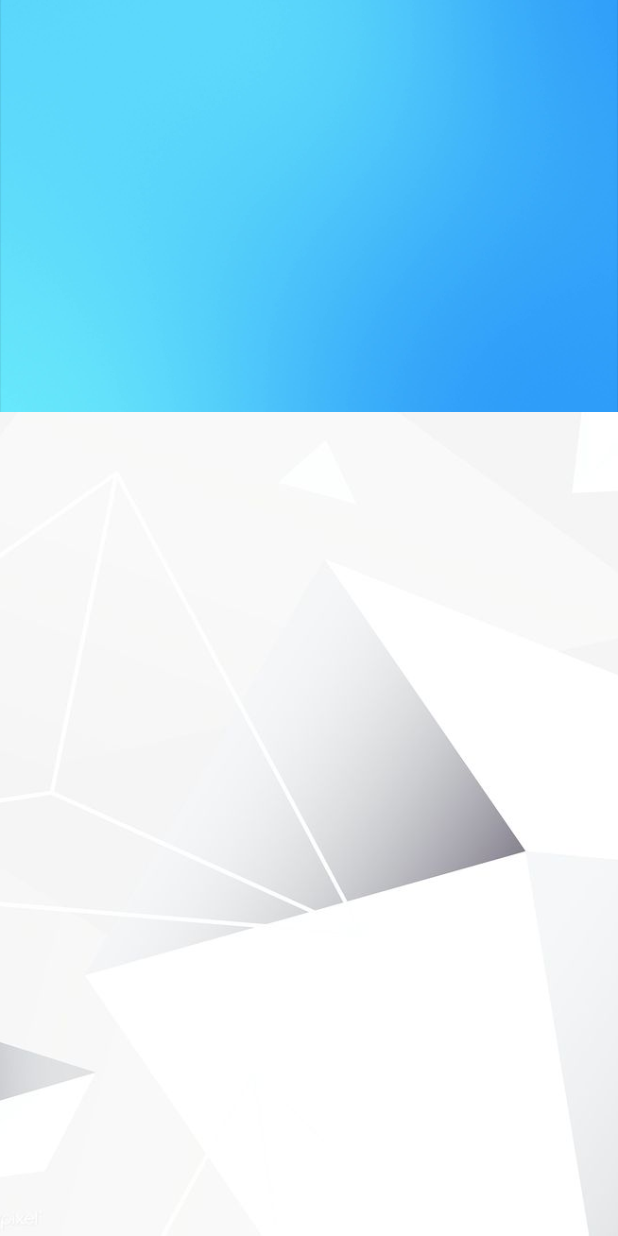
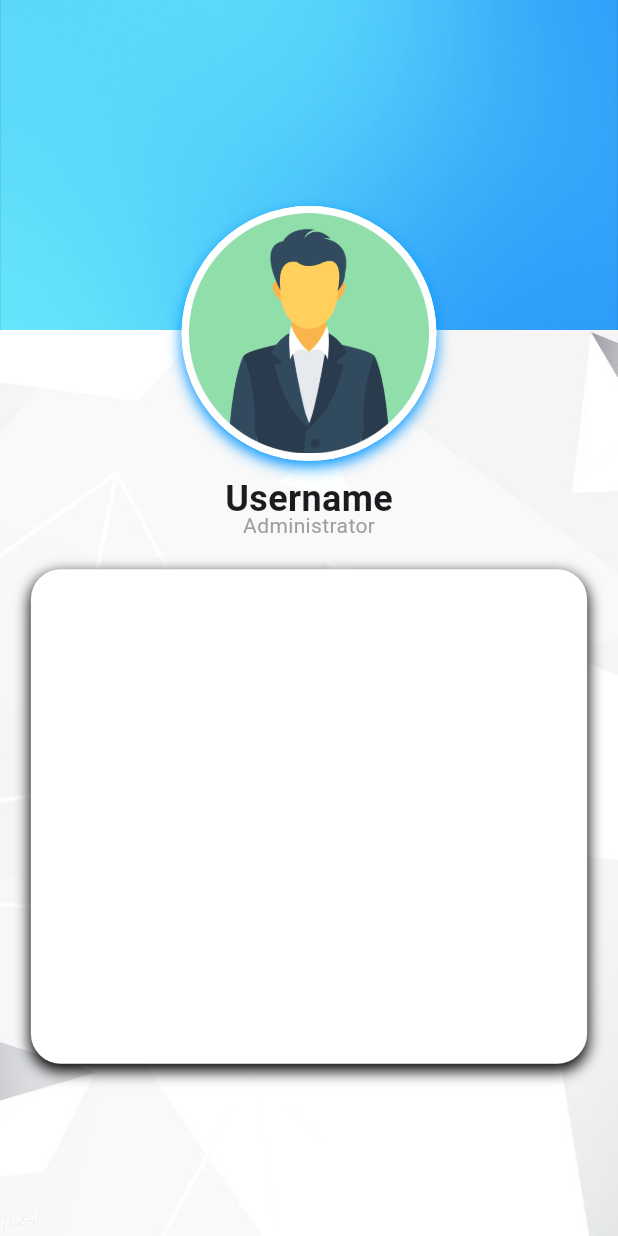
Before and after one commit to Labbi-capstone/labbi_frontend, a Flutter app: the UserProfilePage screen opened directly, on a phone screen of 412 x 824 dp. Run offline on Flutter 3.47's test engine with Material 3 defaults, Android fonts, the phone set to English and light mode, and no system bars.

Commit message:
add some contents to user_profile.dart

```diff
--- a/lib/user_profile/user_profile.dart
+++ b/lib/user_profile/user_profile.dart
@@ -5,40 +5,107 @@ class UserProfilePage extends StatelessWidget {
 
   @override
   Widget build(BuildContext context) {
+    dynamic screenHeight = MediaQuery.of(context).size.height;
+    dynamic screenWidth = MediaQuery.of(context).size.width;
     return Scaffold(
-      appBar: null,
-      // AppBar(
-      //   title: const Text('Testing'),
-      // ),
       body: Stack(
+        clipBehavior: Clip.none,
         children: <Widget>[
           Container(
-            decoration: const BoxDecoration(image: DecorationImage(image: AssetImage("assets/images/user-profile-background.jpg"), fit: BoxFit.cover)),
+            decoration: const BoxDecoration(
+                image: DecorationImage(
+                    image:
+                        AssetImage("assets/images/user-profile-background.jpg"),
+                    fit: BoxFit.cover)),
           ),
-          SingleChildScrollView(
+          userCoverImage(context, screenHeight, screenWidth),
+          Stack(
+            clipBehavior: Clip.none,
+            alignment: Alignment.center,
+            children: [
+              Positioned(
+                top: ((0.8 / 3) * screenHeight) - (screenHeight / 10),
+                child: userProfileImage(context, screenHeight, screenWidth),
+              ),
+              Positioned(
+                top: ((0.8 / 3) * screenHeight) + (screenHeight / 8.6),
+                child: userDetail(context, screenHeight, screenWidth),
+              )
+            ],
+          ),
+        ],
+      ),
+    );
+  }
+
+  /*Cover image*/
+  Widget userCoverImage(context, screenHeight, screenWidth) => Container(
+        height: (0.8 / 3) * screenHeight,
+        width: screenWidth,
+        decoration: const BoxDecoration(
+            image: DecorationImage(
+                image: AssetImage("assets/images/app-background.jpg"),
+                fit: BoxFit.cover)),
+      );
+
+  /*Profile Image*/
+  Widget userProfileImage(context, screenHeight, screenWidth) => Container(
+        decoration: const BoxDecoration(
+          color: Colors.white,
+          shape: BoxShape.circle,
+          boxShadow: [
+            BoxShadow(
+                blurRadius: 8,
+                color: Color(0xff0094ff),
+                spreadRadius: 0,
+                offset: Offset(0, 4))
+          ],
+        ),
+        child: CircleAvatar(
+          backgroundColor: Colors.white,
+          radius: screenHeight / 9.7,
+          child: CircleAvatar(
+            radius: screenHeight / 10.3,
             child: Container(
-              height: (1/3) * MediaQuery.of(context).size.height,
               decoration: const BoxDecoration(
-                image: DecorationImage(image: AssetImage("assets/images/app-background.jpg"), fit: BoxFit.cover)
-              ),
+                  image: DecorationImage(
+                      image: AssetImage("assets/images/user-profile.png"))),
+            ),
+          ),
+        ),
+      );
+
+  /*User Information*/
+  Widget userDetail(context, screenHeight, screenWidth) => Stack(
+        clipBehavior: Clip.none,
+        alignment: Alignment.center,
+        children: [
+          const Positioned(
+            child: Text(
+              "Username",
+              style: TextStyle(fontSize: 24, fontWeight: FontWeight.bold),
+            ),
+          ),
+          const Positioned(
+              top: 25,
+              child: Text(
+                "Administrator",
+                style: TextStyle(fontSize: 14, color: Colors.grey),
+              )),
+          Positioned(
+            top: 64,
+            child: Container(
+              height: screenHeight * (2 / 5),
+              width: (9 / 10) * screenWidth,
+              decoration: BoxDecoration(
+                  color: Colors.white,
+                  boxShadow: const [
+                    BoxShadow(blurRadius: 8, color: Colors.black, spreadRadius: 0.5, offset: Offset(0, 4))
+                  ],
+                  // border: Border.all(color: Colors.black),
+                  borderRadius: BorderRadius.circular(20)),
             ),
           )
         ],
-      ),
-
-      // Container(
-      //   // decoration: const BoxDecoration(
-      //   //   image: DecorationImage(
-      //   //     image: AssetImage("assets/images/app-background-1.jpg"), fit: BoxFit.cover
-      //   //   )
-      //   // ),
-      //   // child: Container (
-      //   //   height: (2/3) * MediaQuery.of(context).size.height,
-      //   //   decoration: const BoxDecoration(
-      //   //     image: DecorationImage(image: AssetImage("assets/images/app-background-2.jpg"), fit: BoxFit.cover)
-      //   //   ),
-      //   // ),
-      // ),
-    );
-  }
+      );
 }
```
Also changed, not shown: assets/images/user-profile.png (added).
